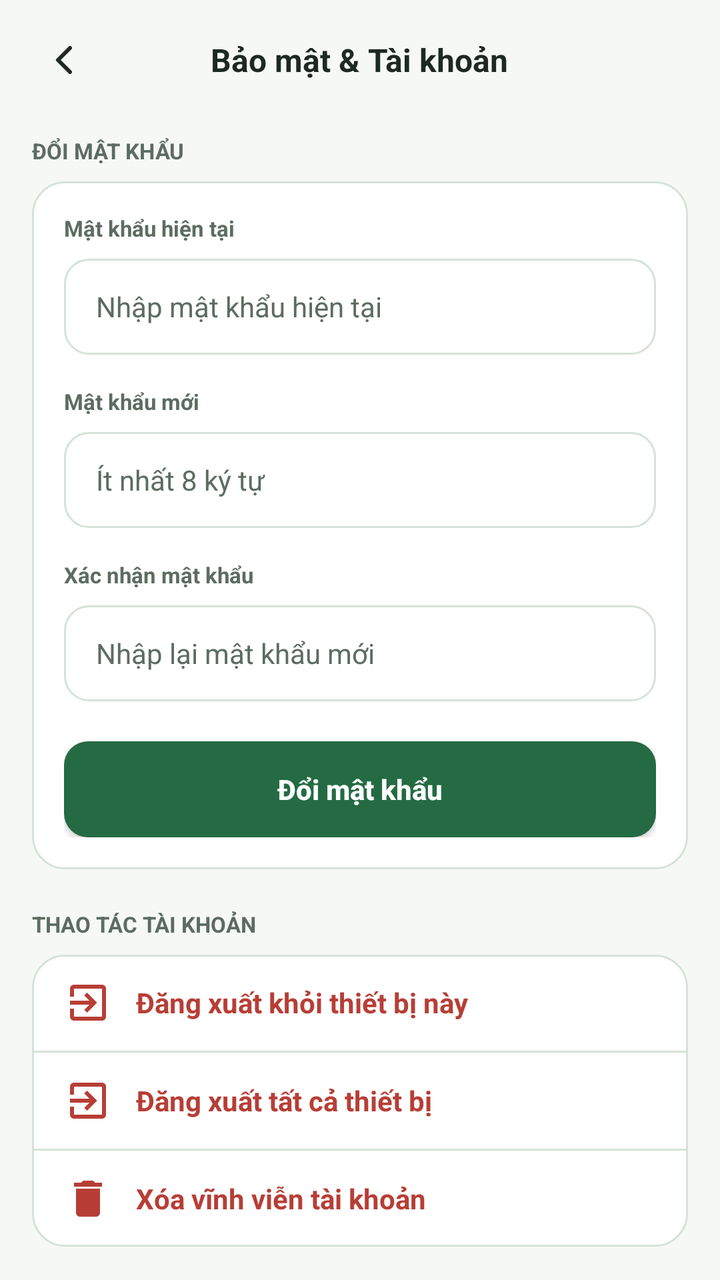
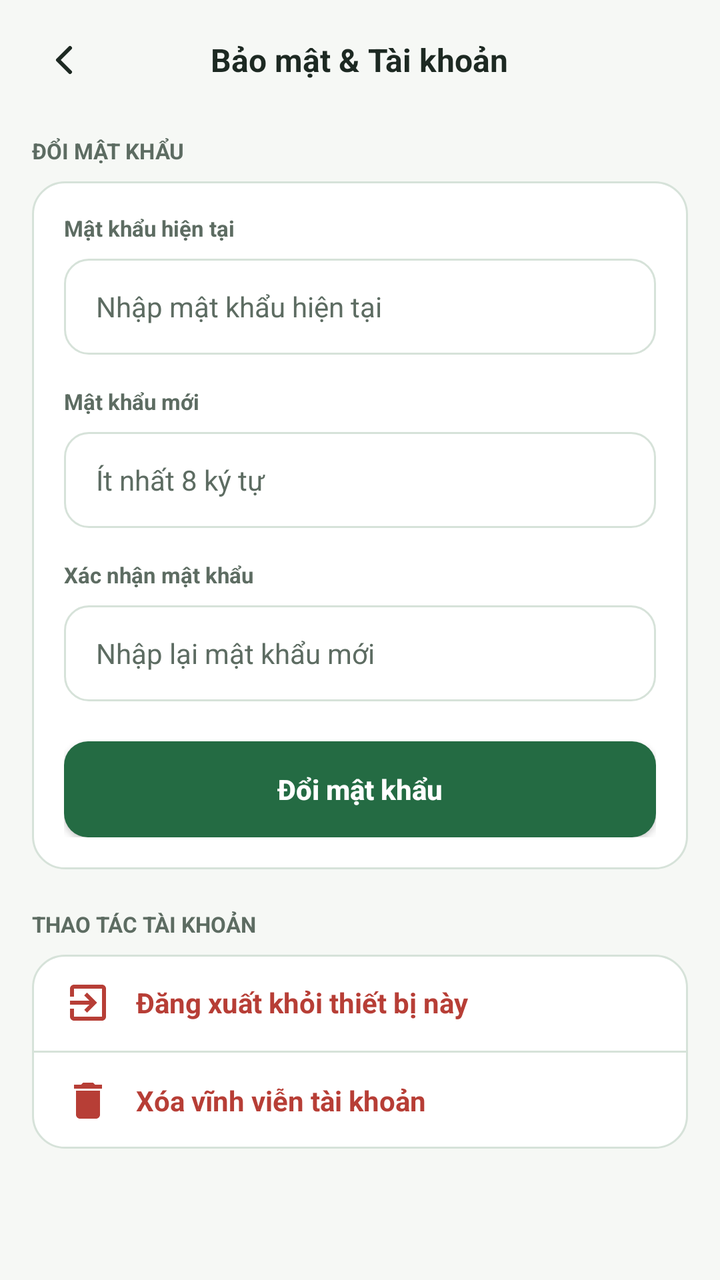

Before-and-after screenshots of an Android layout around one commit, followed by the original layout XML and the change that was made.
<!-- AndroidManifest.xml: application theme Theme.Fintrack -->
<!-- res/layout/activity_setting_security.xml -->
<?xml version="1.0" encoding="utf-8"?>
<androidx.constraintlayout.widget.ConstraintLayout xmlns:android="http://schemas.android.com/apk/res/android"
    xmlns:app="http://schemas.android.com/apk/res-auto"
    android:layout_width="match_parent"
    android:layout_height="match_parent"
    android:background="@color/bg_app_canvas"
    android:fitsSystemWindows="true">

    
    <RelativeLayout
        android:id="@+id/rlHeader"
        android:layout_width="match_parent"
        android:layout_height="wrap_content"
        android:paddingHorizontal="@dimen/spacing_16"
        android:paddingTop="@dimen/spacing_16"
        android:paddingBottom="@dimen/spacing_12"
        app:layout_constraintTop_toTopOf="parent">

        <ImageButton
            android:id="@+id/btnBack"
            android:layout_width="@dimen/icon_back_size"
            android:layout_height="@dimen/icon_back_size"
            android:layout_alignParentStart="true"
            android:layout_centerVertical="true"
            android:background="?attr/selectableItemBackgroundBorderless"
            android:contentDescription="@null"
            android:padding="4dp"
            android:src="@drawable/ic_arrow_back"
            app:tint="@color/text_primary" />

        <TextView
            android:layout_width="wrap_content"
            android:layout_height="wrap_content"
            android:layout_centerInParent="true"
            android:text="@string/security_account"
            android:textColor="@color/text_primary"
            android:textSize="@dimen/text_size_title_section"
            android:textStyle="bold" />
    </RelativeLayout>

    <ScrollView
        android:layout_width="match_parent"
        android:layout_height="0dp"
        android:clipToPadding="false"
        android:fillViewport="true"
        android:overScrollMode="never"
        android:paddingBottom="@dimen/spacing_24"
        app:layout_constraintBottom_toBottomOf="parent"
        app:layout_constraintTop_toBottomOf="@id/rlHeader">

        <androidx.constraintlayout.widget.ConstraintLayout
            android:layout_width="match_parent"
            android:layout_height="wrap_content"
            android:paddingHorizontal="@dimen/spacing_16">

            <LinearLayout
                android:id="@+id/llFormContainer"
                android:layout_width="0dp"
                android:layout_height="wrap_content"
                android:orientation="vertical"
                app:layout_constraintEnd_toEndOf="parent"
                app:layout_constraintStart_toStartOf="parent"
                app:layout_constraintTop_toTopOf="parent"
                app:layout_constraintWidth_max="440dp">

                
                <TextView
                    android:layout_width="wrap_content"
                    android:layout_height="wrap_content"
                    android:layout_marginTop="@dimen/spacing_8"
                    android:layout_marginBottom="@dimen/spacing_8"
                    android:text="@string/section_change_password"
                    android:textColor="@color/text_secondary"
                    android:textSize="11sp"
                    android:textStyle="bold" />

                <LinearLayout
                    android:layout_width="match_parent"
                    android:layout_height="wrap_content"
                    android:background="@drawable/bg_card_white"
                    android:orientation="vertical"
                    android:padding="@dimen/spacing_16">

                    <TextView
                        android:layout_width="match_parent"
                        android:layout_height="wrap_content"
                        android:text="@string/current_password"
                        android:textColor="@color/text_secondary"
                        android:textSize="@dimen/text_size_caption"
                        android:textStyle="bold" />

                    <EditText
                        android:id="@+id/etCurrentPassword"
                        android:layout_width="match_parent"
                        android:layout_height="@dimen/input_height"
                        android:layout_marginTop="@dimen/spacing_8"
                        android:autofillHints="password"
                        android:background="@drawable/bg_currency_box"
                        android:hint="Nhập mật khẩu hiện tại"
                        android:inputType="textPassword"
                        android:paddingHorizontal="@dimen/spacing_16"
                        android:singleLine="true"
                        android:textColor="@color/text_primary"
                        android:textColorHint="@color/text_hint"
                        android:textSize="@dimen/text_size_body_primary" />

                    <TextView
                        android:layout_width="match_parent"
                        android:layout_height="wrap_content"
                        android:layout_marginTop="@dimen/spacing_16"
                        android:text="@string/new_password"
                        android:textColor="@color/text_secondary"
                        android:textSize="@dimen/text_size_caption"
                        android:textStyle="bold" />

                    <EditText
                        android:id="@+id/etNewPassword"
                        android:layout_width="match_parent"
                        android:layout_height="@dimen/input_height"
                        android:layout_marginTop="@dimen/spacing_8"
                        android:autofillHints="newPassword"
                        android:background="@drawable/bg_currency_box"
                        android:hint="Ít nhất 8 ký tự"
                        android:inputType="textPassword"
                        android:paddingHorizontal="@dimen/spacing_16"
                        android:singleLine="true"
                        android:textColor="@color/text_primary"
                        android:textColorHint="@color/text_hint"
                        android:textSize="@dimen/text_size_body_primary" />

                    <TextView
                        android:layout_width="match_parent"
                        android:layout_height="wrap_content"
                        android:layout_marginTop="@dimen/spacing_16"
                        android:text="@string/confirm_password"
                        android:textColor="@color/text_secondary"
                        android:textSize="@dimen/text_size_caption"
                        android:textStyle="bold" />

                    <EditText
                        android:id="@+id/etConfirmPassword"
                        android:layout_width="match_parent"
                        android:layout_height="@dimen/input_height"
                        android:layout_marginTop="@dimen/spacing_8"
                        android:autofillHints="newPassword"
                        android:background="@drawable/bg_currency_box"
                        android:hint="Nhập lại mật khẩu mới"
                        android:inputType="textPassword"
                        android:paddingHorizontal="@dimen/spacing_16"
                        android:singleLine="true"
                        android:textColor="@color/text_primary"
                        android:textColorHint="@color/text_hint"
                        android:textSize="@dimen/text_size_body_primary" />

                    <androidx.appcompat.widget.AppCompatButton
                        android:id="@+id/btnChangePassword"
                        android:layout_width="match_parent"
                        android:layout_height="@dimen/button_height"
                        android:layout_marginTop="@dimen/spacing_20"
                        android:background="@drawable/bg_button_primary"
                        android:text="@string/btn_change_password"
                        android:textAllCaps="false"
                        android:textColor="@color/white"
                        android:textSize="@dimen/text_size_button"
                        android:textStyle="bold" />
                </LinearLayout>

                
                <TextView
                    android:layout_width="wrap_content"
                    android:layout_height="wrap_content"
                    android:layout_marginTop="@dimen/spacing_20"
                    android:layout_marginBottom="@dimen/spacing_8"
                    android:text="@string/section_account_actions"
                    android:textColor="@color/text_secondary"
                    android:textSize="11sp"
                    android:textStyle="bold" />

                <LinearLayout
                    android:layout_width="match_parent"
                    android:layout_height="wrap_content"
                    android:background="@drawable/bg_card_white"
                    android:orientation="vertical">

                    
                    <TextView
                        android:id="@+id/btnLogoutThisDevice"
                        android:layout_width="match_parent"
                        android:layout_height="48dp"
                        android:clickable="true"
                        android:drawablePadding="@dimen/spacing_12"
                        android:focusable="true"
                        android:foreground="?attr/selectableItemBackground"
                        android:gravity="center_vertical"
                        android:paddingHorizontal="@dimen/spacing_16"
                        android:text="@string/logout_this_device"
                        android:textColor="@color/status_error"
                        android:textSize="@dimen/text_size_body_primary"
                        android:textStyle="bold"
                        app:drawableStartCompat="@drawable/ic_exit_red" />

                    <View
                        android:layout_width="match_parent"
                        android:layout_height="1dp"
                        android:background="@color/divider_light" />

                    
                    <TextView
                        android:id="@+id/btnLogoutAllDevices"
                        android:layout_width="match_parent"
                        android:layout_height="48dp"
                        android:clickable="true"
                        android:drawablePadding="@dimen/spacing_12"
                        android:focusable="true"
                        android:foreground="?attr/selectableItemBackground"
                        android:gravity="center_vertical"
                        android:paddingHorizontal="@dimen/spacing_16"
                        android:text="@string/logout_all_devices"
                        android:textColor="@color/status_error"
                        android:textSize="@dimen/text_size_body_primary"
                        android:textStyle="bold"
                        app:drawableStartCompat="@drawable/ic_exit_red" />

                    <View
                        android:layout_width="match_parent"
                        android:layout_height="1dp"
                        android:background="@color/divider_light" />

                    
                    <TextView
                        android:id="@+id/btnDeleteAccount"
                        android:layout_width="match_parent"
                        android:layout_height="48dp"
                        android:clickable="true"
                        android:drawablePadding="@dimen/spacing_12"
                        android:focusable="true"
                        android:foreground="?attr/selectableItemBackground"
                        android:gravity="center_vertical"
                        android:paddingHorizontal="@dimen/spacing_16"
                        android:text="@string/delete_account"
                        android:textColor="@color/status_error"
                        android:textSize="@dimen/text_size_body_primary"
                        android:textStyle="bold"
                        app:drawableStartCompat="@drawable/ic_trash_red" />

                </LinearLayout>

            </LinearLayout>

        </androidx.constraintlayout.widget.ConstraintLayout>
    </ScrollView>
</androidx.constraintlayout.widget.ConstraintLayout>
<!-- resources referenced by this layout -->
<resources>
  <color name="bg_app_canvas">@color/neutral_canvas</color>
  <color name="divider_light">@color/neutral_border</color>
  <color name="status_error">@color/semantic_error</color>
  <color name="text_hint">@color/neutral_text_600</color>
  <color name="text_primary">@color/neutral_text_900</color>
  <color name="text_secondary">@color/neutral_text_600</color>
  <color name="white">#FFFFFF</color>
  <dimen name="button_height">48dp</dimen>
  <dimen name="icon_back_size">32dp</dimen>
  <dimen name="input_height">48dp</dimen>
  <dimen name="spacing_12">12dp</dimen>
  <dimen name="spacing_16">16dp</dimen>
  <dimen name="spacing_20">20dp</dimen>
  <dimen name="spacing_24">24dp</dimen>
  <dimen name="spacing_8">8dp</dimen>
  <dimen name="text_size_body_primary">14sp</dimen>
  <dimen name="text_size_button">14sp</dimen>
  <dimen name="text_size_caption">11sp</dimen>
  <dimen name="text_size_title_section">16sp</dimen>
  <!-- drawable bg_card_white (drawable) -->
  <?xml version="1.0" encoding="utf-8"?>
  <shape xmlns:android="http://schemas.android.com/apk/res/android"
      android:shape="rectangle">
      <solid android:color="@color/bg_card_surface" />
      <stroke
          android:width="1dp"
          android:color="@color/divider_light" />
      <corners android:radius="@dimen/radius_card" />
  </shape>
  <!-- drawable bg_currency_box (drawable) -->
  <?xml version="1.0" encoding="utf-8"?>
  <shape xmlns:android="http://schemas.android.com/apk/res/android"
      android:shape="rectangle">
      <solid android:color="#FFFFFF" />
      <stroke android:width="1dp" android:color="#D6E2D9" />
      <corners android:radius="12dp" />
  </shape>
  <!-- drawable ic_trash_red (drawable) -->
  <vector xmlns:android="http://schemas.android.com/apk/res/android"
      android:width="24dp"
      android:height="24dp"
      android:viewportWidth="24"
      android:viewportHeight="24">
  
      
      <path
          android:fillColor="@color/status_error"
          android:pathData="M6,19c0,1.1 0.9,2 2,2h8c1.1,0 2,-0.9 2,-2V7H6v12zM19,4h-3.5l-1,-1h-5l-1,1H5v2h14V4z"/>
  </vector>
  <string name="btn_change_password">Đổi mật khẩu</string>
  <string name="confirm_password">Xác nhận mật khẩu</string>
  <string name="current_password">Mật khẩu hiện tại</string>
  <string name="delete_account">Xóa vĩnh viễn tài khoản</string>
  <string name="logout_all_devices">Đăng xuất tất cả thiết bị</string>
  <string name="logout_this_device">Đăng xuất khỏi thiết bị này</string>
  <string name="new_password">Mật khẩu mới</string>
  <string name="section_account_actions">THAO TÁC TÀI KHOẢN</string>
  <string name="section_change_password">ĐỔI MẬT KHẨU</string>
  <string name="security_account">Bảo mật &amp; Tài khoản</string>
  <style name="Theme.Fintrack" parent="Base.Theme.Fintrack" />
  <color name="neutral_canvas">#F6F8F5</color>
  <color name="neutral_border">#D6E2D9</color>
  <color name="semantic_error">#B73E36</color>
  <color name="neutral_text_600">#5D6C62</color>
  <color name="neutral_text_900">#1D2922</color>
  <color name="color_primary_pressed">@color/green_brand_800</color>
  <color name="color_primary">@color/green_brand_700</color>
  <dimen name="radius_input_button">12dp</dimen>
  <color name="bg_card_surface">@color/neutral_surface</color>
  <dimen name="radius_card">16dp</dimen>
  <color name="green_brand_800">#1C5636</color>
  <color name="green_brand_700">#246B43</color>
  <color name="neutral_surface">#FFFFFF</color>
  <color name="text_on_primary">@color/neutral_surface</color>
  <color name="color_accent">@color/green_accent_500</color>
  <color name="bg_surface_secondary">@color/neutral_surface_alt</color>
  <color name="green_accent_500">#4CAF50</color>
  <color name="neutral_surface_alt">#F0F4F0</color>
  <!-- unchanged entries left out for length: 4 -->
</resources>

<!-- the commit's change to res/layout/activity_setting_security.xml (unified diff, before → after) -->
@@ -206,7 +206,7 @@
 
                     
                     <TextView
-                        android:id="@+id/btnLogoutAllDevices"
+                        android:id="@+id/btnDeleteAccount"
                         android:layout_width="match_parent"
                         android:layout_height="48dp"
                         android:clickable="true"
@@ -215,28 +215,6 @@
                         android:foreground="?attr/selectableItemBackground"
                         android:gravity="center_vertical"
                         android:paddingHorizontal="@dimen/spacing_16"
-                        android:text="@string/logout_all_devices"
-                        android:textColor="@color/status_error"
-                        android:textSize="@dimen/text_size_body_primary"
-                        android:textStyle="bold"
-                        app:drawableStartCompat="@drawable/ic_exit_red" />
-
-                    <View
-                        android:layout_width="match_parent"
-                        android:layout_height="1dp"
-                        android:background="@color/divider_light" />
-
-                    
-                    <TextView
-                        android:id="@+id/btnDeleteAccount"
-                        android:layout_width="match_parent"
-                        android:layout_height="48dp"
-                        android:clickable="true"
-                        android:drawablePadding="@dimen/spacing_12"
-                        android:focusable="true"
-                        android:foreground="?attr/selectableItemBackground"
-                        android:gravity="center_vertical"
-                        android:paddingHorizontal="@dimen/spacing_16"
                         android:text="@string/delete_account"
                         android:textColor="@color/status_error"
                         android:textSize="@dimen/text_size_body_primary"
<!-- resource entries referenced after the edit -->
@@ -53,7 +53,6 @@
   <string name="confirm_password">Xác nhận mật khẩu</string>
   <string name="current_password">Mật khẩu hiện tại</string>
   <string name="delete_account">Xóa vĩnh viễn tài khoản</string>
-  <string name="logout_all_devices">Đăng xuất tất cả thiết bị</string>
   <string name="logout_this_device">Đăng xuất khỏi thiết bị này</string>
   <string name="new_password">Mật khẩu mới</string>
   <string name="section_account_actions">THAO TÁC TÀI KHOẢN</string>
